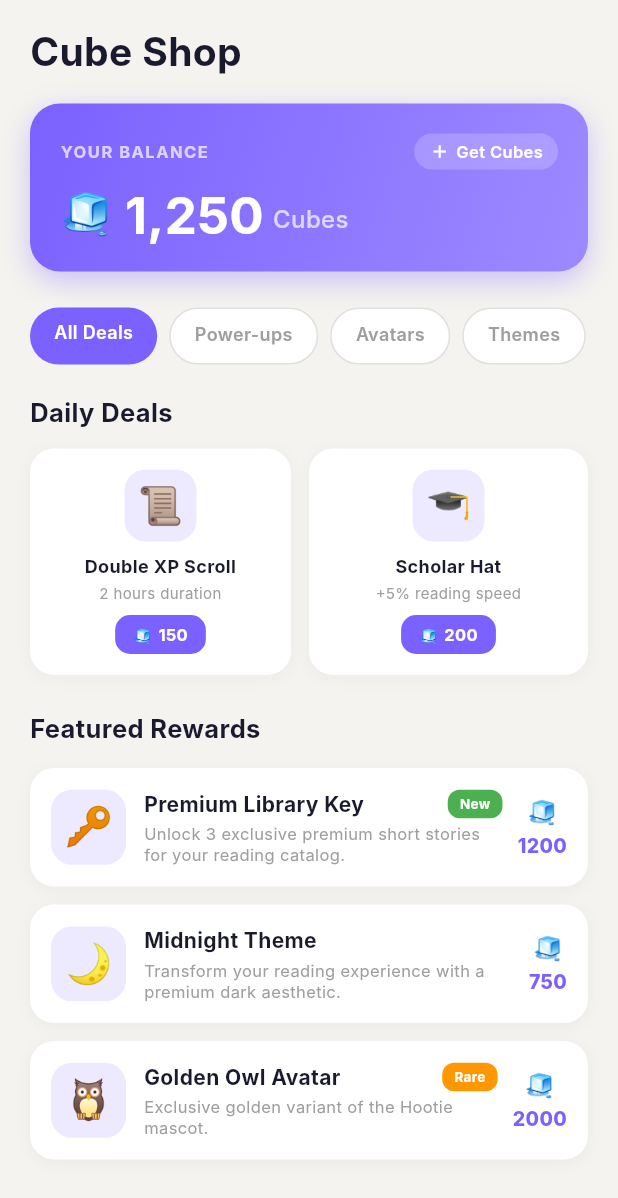
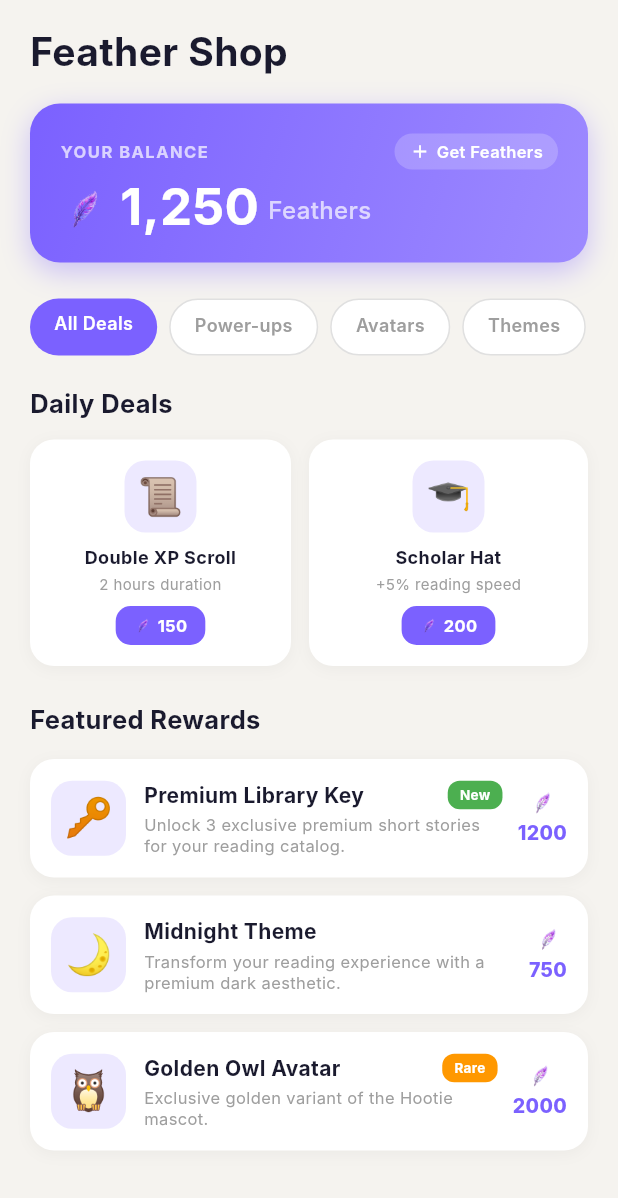
Before and after one commit to malekkhaderr/readx-mobile, a Flutter app: the CubeShopPage screen opened directly, on a phone screen of 412 x 824 dp. Shown: the top 1198 px of the screen. Run offline on Flutter 3.47's test engine with Material 3 defaults, Android fonts, the phone set to English and light mode, and no system bars; our stand-ins replace cached_network_image, dartz, dio, equatable, flutter_bloc, flutter_html and 5 more; missing offline and left inert: epub_view; accounts and stored records are empty; Roboto replaces fonts that are missing (Inter).

Commit message:
some enhancements on profile page

```diff
--- a/lib/features/profile/data/models/user_profile_model.dart
+++ b/lib/features/profile/data/models/user_profile_model.dart
@@ -108,7 +108,7 @@ class ReaderDashboardModel extends ReaderDashboardEntity {
       levelLabel: user['level']?.toString() ?? 'Reader',
       booksRead: (user['booksRead'] as num?)?.toInt() ?? 0,
       streakDays: (user['streakDays'] as num?)?.toInt() ?? 0,
-      cubes: (user['cubes'] as num?)?.toInt() ?? 0,
+      cubes: (user['tokens'] as num?)?.toInt() ?? (user['cubes'] as num?)?.toInt() ?? 0,
       dailyGoal: (user['dailyGoal'] as num?)?.toInt() ?? 30,
       totalReadingTime: stats['totalReadingTime']?.toString() ?? '0m',
       avgSessionTime: stats['avgSessionTime']?.toString() ?? '0m',
--- a/lib/features/profile/presentation/widgets/reward_store_sheet.dart
+++ b/lib/features/profile/presentation/widgets/reward_store_sheet.dart
@@ -22,7 +22,7 @@ class _RewardStoreSheet extends StatefulWidget {
 
 class _RewardStoreSheetState extends State<_RewardStoreSheet> {
   ShopCategory _selectedCategory = ShopCategory.allDeals;
-  int _cubeBalance = MockShopData.userCubeBalance;
+  int _featherBalance = MockShopData.userCubeBalance;
   final Set<String> _purchasedItems = {};
 
   List<ShopItem> get _filteredDeals {
@@ -43,10 +43,10 @@ class _RewardStoreSheetState extends State<_RewardStoreSheet> {
       return;
     }
 
-    if (_cubeBalance < item.price) {
+    if (_featherBalance < item.price) {
       ScaffoldMessenger.of(context).showSnackBar(
         SnackBar(
-          content: Text('Not enough cubes! You need ${item.price - _cubeBalance} more.'),
+          content: Text('Not enough feathers! You need ${item.price - _featherBalance} more.'),
           backgroundColor: AppColors.error,
           duration: const Duration(seconds: 2),
         ),
@@ -77,7 +77,7 @@ class _RewardStoreSheetState extends State<_RewardStoreSheet> {
                 children: [
                   const Text('Price', style: TextStyle(fontWeight: FontWeight.w600)),
                   Row(children: [
-                    const Text('🧊', style: TextStyle(fontSize: 16)),
+                    Image.asset('assets/images/purple_feather.png', width: 18, height: 18, fit: BoxFit.contain),
                     const SizedBox(width: 4),
                     Text('${item.price}', style: const TextStyle(fontSize: 16, fontWeight: FontWeight.bold, color: AppColors.primary)),
                   ]),
@@ -95,7 +95,7 @@ class _RewardStoreSheetState extends State<_RewardStoreSheet> {
             onPressed: () {
               Navigator.pop(ctx);
               setState(() {
-                _cubeBalance -= item.price;
+                _featherBalance -= item.price;
                 _purchasedItems.add(item.id);
               });
               ScaffoldMessenger.of(context).showSnackBar(
@@ -139,7 +139,7 @@ class _RewardStoreSheetState extends State<_RewardStoreSheet> {
             const SizedBox(height: 16),
             const Text('Reward Store', style: TextStyle(fontSize: 22, fontWeight: FontWeight.bold, color: AppColors.textDark)),
             const SizedBox(height: 4),
-            const Text('Redeem cubes for exclusive rewards', style: TextStyle(fontSize: 13, color: AppColors.textGrey)),
+            const Text('Redeem feathers for exclusive rewards', style: TextStyle(fontSize: 13, color: AppColors.textGrey)),
             const SizedBox(height: 16),
 
             Expanded(
@@ -150,7 +150,7 @@ class _RewardStoreSheetState extends State<_RewardStoreSheet> {
                   crossAxisAlignment: CrossAxisAlignment.start,
                   children: [
                     // Balance Card
-                    _BalanceCard(balance: _cubeBalance),
+                    _BalanceCard(balance: _featherBalance),
                     const SizedBox(height: 16),
 
                     // Category Tabs
@@ -282,7 +282,7 @@ class _BalanceCard extends StatelessWidget {
                 child: const Row(children: [
                   Icon(Icons.add, color: Colors.white, size: 14),
                   SizedBox(width: 4),
-                  Text('Get Cubes', style: TextStyle(color: Colors.white, fontSize: 11, fontWeight: FontWeight.w600)),
+                  Text('Get Feathers', style: TextStyle(color: Colors.white, fontSize: 11, fontWeight: FontWeight.w600)),
                 ]),
               ),
             ],
@@ -291,7 +291,7 @@ class _BalanceCard extends StatelessWidget {
           Row(
             crossAxisAlignment: CrossAxisAlignment.end,
             children: [
-              const Text('🧊', style: TextStyle(fontSize: 28)),
+              Image.asset('assets/images/purple_feather.png', width: 32, height: 32, fit: BoxFit.contain),
               const SizedBox(width: 8),
               Text(
                 balance.toString().replaceAllMapped(RegExp(r'(\d{1,3})(?=(\d{3})+(?!\d))'), (m) => '${m[1]},'),
@@ -300,7 +300,7 @@ class _BalanceCard extends StatelessWidget {
               const SizedBox(width: 6),
               const Padding(
                 padding: EdgeInsets.only(bottom: 3),
-                child: Text('Cubes', style: TextStyle(color: Colors.white70, fontSize: 16, fontWeight: FontWeight.w500)),
+                child: Text('Feathers', style: TextStyle(color: Colors.white70, fontSize: 16, fontWeight: FontWeight.w500)),
               ),
             ],
           ),
@@ -348,7 +348,7 @@ class _DealCard extends StatelessWidget {
             child: isPurchased
                 ? const Text('Owned', style: TextStyle(color: Colors.white, fontSize: 11, fontWeight: FontWeight.w700))
                 : Row(mainAxisSize: MainAxisSize.min, children: [
-                    const Text('🧊', style: TextStyle(fontSize: 10)),
+                    Image.asset('assets/images/purple_feather.png', width: 12, height: 12, fit: BoxFit.contain),
                     const SizedBox(width: 4),
                     Text('${item.price}', style: const TextStyle(color: Colors.white, fontSize: 11, fontWeight: FontWeight.w700)),
                   ]),
@@ -407,7 +407,7 @@ class _FeaturedCard extends StatelessWidget {
           isPurchased
               ? const Icon(Icons.check_circle, color: AppColors.successGreen, size: 24)
               : Column(children: [
-                  const Text('🧊', style: TextStyle(fontSize: 16)),
+                  Image.asset('assets/images/purple_feather.png', width: 18, height: 18, fit: BoxFit.contain),
                   const SizedBox(height: 2),
                   Text('${item.price}', style: const TextStyle(fontSize: 13, fontWeight: FontWeight.w800, color: AppColors.primary)),
                 ]),
--- a/lib/features/shop/presentation/pages/cube_shop_page.dart
+++ b/lib/features/shop/presentation/pages/cube_shop_page.dart
@@ -11,7 +11,7 @@ class CubeShopPage extends StatefulWidget {
 
 class _CubeShopPageState extends State<CubeShopPage> {
   ShopCategory _selectedCategory = ShopCategory.allDeals;
-  int _cubeBalance = MockShopData.userCubeBalance;
+  int _featherBalance = MockShopData.userCubeBalance;
   final Set<String> _purchasedItems = {};
 
   List<ShopItem> get _filteredDeals {
@@ -32,10 +32,10 @@ class _CubeShopPageState extends State<CubeShopPage> {
       return;
     }
 
-    if (_cubeBalance < item.price) {
+    if (_featherBalance < item.price) {
       ScaffoldMessenger.of(context).showSnackBar(
         SnackBar(
-          content: Text('Not enough cubes! You need ${item.price - _cubeBalance} more.'),
+          content: Text('Not enough feathers! You need ${item.price - _featherBalance} more.'),
           backgroundColor: AppColors.error,
           duration: const Duration(seconds: 2),
         ),
@@ -66,7 +66,7 @@ class _CubeShopPageState extends State<CubeShopPage> {
                 children: [
                   const Text('Price', style: TextStyle(fontWeight: FontWeight.w600)),
                   Row(children: [
-                    const Text('🧊', style: TextStyle(fontSize: 16)),
+                    Image.asset('assets/images/purple_feather.png', width: 18, height: 18, fit: BoxFit.contain),
                     const SizedBox(width: 4),
                     Text('${item.price}', style: const TextStyle(fontSize: 16, fontWeight: FontWeight.bold, color: AppColors.primary)),
                   ]),
@@ -84,7 +84,7 @@ class _CubeShopPageState extends State<CubeShopPage> {
             onPressed: () {
               Navigator.pop(ctx);
               setState(() {
-                _cubeBalance -= item.price;
+                _featherBalance -= item.price;
                 _purchasedItems.add(item.id);
               });
               ScaffoldMessenger.of(context).showSnackBar(
@@ -122,12 +122,12 @@ class _CubeShopPageState extends State<CubeShopPage> {
               const SizedBox(height: 16),
               const Padding(
                 padding: EdgeInsets.symmetric(horizontal: 20),
-                child: Text('Cube Shop', style: TextStyle(fontSize: 26, fontWeight: FontWeight.bold, color: AppColors.textDark)),
+                child: Text('Feather Shop', style: TextStyle(fontSize: 26, fontWeight: FontWeight.bold, color: AppColors.textDark)),
               ),
               const SizedBox(height: 8),
 
               // Balance Card
-              _CubeBalanceCard(balance: _cubeBalance),
+              _CubeBalanceCard(balance: _featherBalance),
               const SizedBox(height: 16),
 
               // Category Tabs
@@ -259,7 +259,7 @@ class _CubeBalanceCard extends StatelessWidget {
                   children: [
                     Icon(Icons.add, color: Colors.white, size: 14),
                     SizedBox(width: 4),
-                    Text('Get Cubes', style: TextStyle(color: Colors.white, fontSize: 11, fontWeight: FontWeight.w600)),
+                    Text('Get Feathers', style: TextStyle(color: Colors.white, fontSize: 11, fontWeight: FontWeight.w600)),
                   ],
                 ),
               ),
@@ -269,14 +269,14 @@ class _CubeBalanceCard extends StatelessWidget {
           Row(
             crossAxisAlignment: CrossAxisAlignment.end,
             children: [
-              const Text('🧊', style: TextStyle(fontSize: 28)),
+              Image.asset('assets/images/purple_feather.png', width: 32, height: 32, fit: BoxFit.contain),
               const SizedBox(width: 8),
               Text(
                 balance.toString().replaceAllMapped(RegExp(r'(\d{1,3})(?=(\d{3})+(?!\d))'), (m) => '${m[1]},'),
                 style: const TextStyle(color: Colors.white, fontSize: 34, fontWeight: FontWeight.bold, height: 1),
               ),
               const SizedBox(width: 6),
-              const Padding(padding: EdgeInsets.only(bottom: 3), child: Text('Cubes', style: TextStyle(color: Colors.white70, fontSize: 16, fontWeight: FontWeight.w500))),
+              const Padding(padding: EdgeInsets.only(bottom: 3), child: Text('Feathers', style: TextStyle(color: Colors.white70, fontSize: 16, fontWeight: FontWeight.w500))),
             ],
           ),
         ],
@@ -327,7 +327,7 @@ class _DealCard extends StatelessWidget {
                   : Row(
                       mainAxisSize: MainAxisSize.min,
                       children: [
-                        const Text('🧊', style: TextStyle(fontSize: 10)),
+                        Image.asset('assets/images/purple_feather.png', width: 12, height: 12, fit: BoxFit.contain),
                         const SizedBox(width: 4),
                         Text('${item.price}', style: const TextStyle(color: Colors.white, fontSize: 11, fontWeight: FontWeight.w700)),
                       ],
@@ -396,7 +396,7 @@ class _FeaturedRewardCard extends StatelessWidget {
                 ? const Icon(Icons.check_circle, color: AppColors.successGreen, size: 24)
                 : Column(
                     children: [
-                      const Text('🧊', style: TextStyle(fontSize: 16)),
+                      Image.asset('assets/images/purple_feather.png', width: 18, height: 18, fit: BoxFit.contain),
                       const SizedBox(height: 2),
                       Text('${item.price}', style: const TextStyle(fontSize: 13, fontWeight: FontWeight.w800, color: AppColors.primary)),
                     ],
--- a/lib/features/shop/presentation/widgets/shop_widgets.dart
+++ b/lib/features/shop/presentation/widgets/shop_widgets.dart
@@ -53,7 +53,7 @@ class CubeBalanceCard extends StatelessWidget {
                     Icon(Icons.add, color: Colors.white, size: 14),
                     SizedBox(width: 4),
                     Text(
-                      'Get Cubes',
+                      'Get Feathers',
                       style: TextStyle(
                         color: Colors.white,
                         fontSize: 11,
@@ -69,7 +69,7 @@ class CubeBalanceCard extends StatelessWidget {
           Row(
             crossAxisAlignment: CrossAxisAlignment.end,
             children: [
-              const Text('🧊', style: TextStyle(fontSize: 28)),
+              Image.asset('assets/images/purple_feather.png', width: 32, height: 32, fit: BoxFit.contain),
               const SizedBox(width: 8),
               Text(
                 '${balance.toString().replaceAllMapped(RegExp(r'(\d{1,3})(?=(\d{3})+(?!\d))'), (m) => '${m[1]},')}',
@@ -84,7 +84,7 @@ class CubeBalanceCard extends StatelessWidget {
               const Padding(
                 padding: EdgeInsets.only(bottom: 3),
                 child: Text(
-                  'Cubes',
+                  'Feathers',
                   style: TextStyle(
                     color: Colors.white70,
                     fontSize: 16,
@@ -96,7 +96,7 @@ class CubeBalanceCard extends StatelessWidget {
           ),
           const SizedBox(height: 8),
           Text(
-            'Earn 120 cubes today',
+            'Earn 120 feathers today',
             style: TextStyle(
               color: Colors.white.withOpacity(0.6),
               fontSize: 11,
@@ -230,7 +230,7 @@ class DealCard extends StatelessWidget {
             child: Row(
               mainAxisSize: MainAxisSize.min,
               children: [
-                const Text('🧊', style: TextStyle(fontSize: 10)),
+                Image.asset('assets/images/purple_feather.png', width: 12, height: 12, fit: BoxFit.contain),
                 const SizedBox(width: 4),
                 Text(
                   '${item.price}',
@@ -344,7 +344,7 @@ class FeaturedRewardCard extends StatelessWidget {
           // Price
           Column(
             children: [
-              const Text('🧊', style: TextStyle(fontSize: 16)),
+              Image.asset('assets/images/purple_feather.png', width: 18, height: 18, fit: BoxFit.contain),
               const SizedBox(height: 2),
               Text(
                 '${item.price}',
```
Also changed, not shown: lib/features/profile/presentation/pages/profile_page.dart (+55 -17 lines), lib/features/profile/presentation/widgets/profile_widgets.dart (+29 -22 lines), assets/images/purple_feather.png (added).
